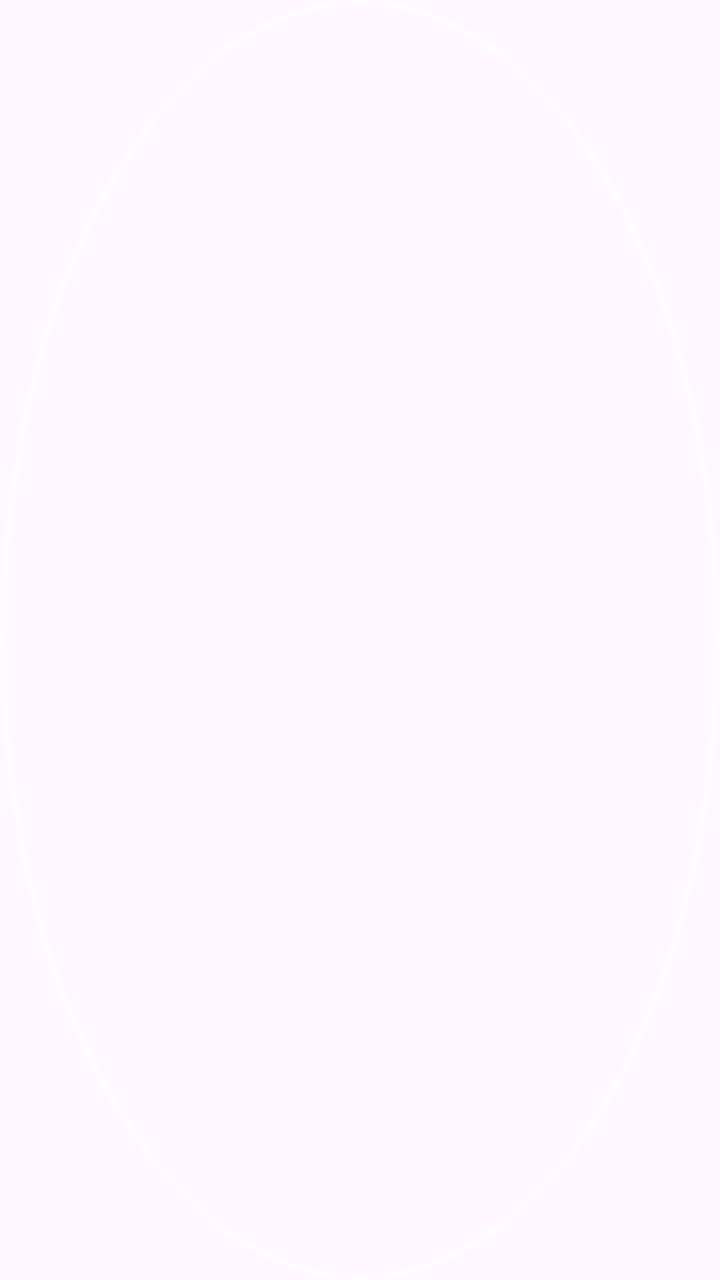
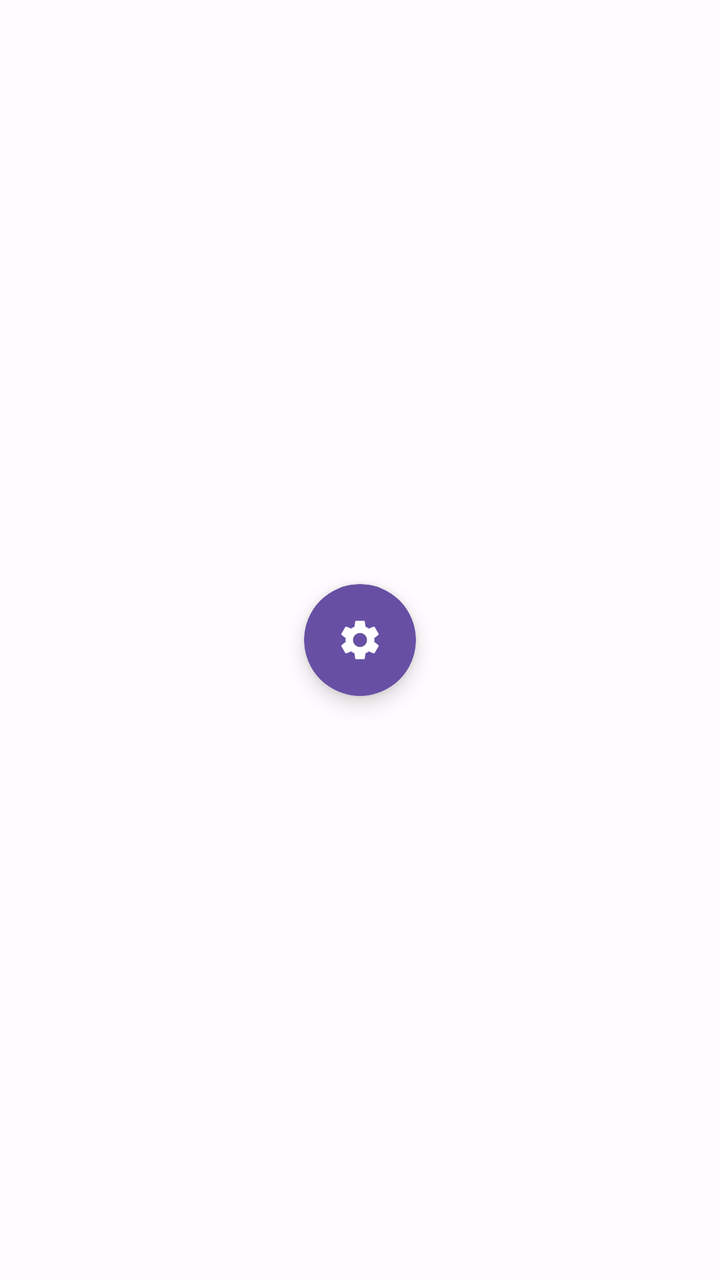

An Android layout rendered at two revisions. The XML below is the earlier revision; the diff shows what the commit changed to produce the second picture.
<!-- AndroidManifest.xml: application theme Theme.AssistiveTouch -->
<!-- res/layout/view_floating_button.xml -->
<?xml version="1.0" encoding="utf-8"?>
<FrameLayout xmlns:android="http://schemas.android.com/apk/res/android"
    android:layout_width="56dp"
    android:layout_height="56dp"
    android:background="@android:color/transparent"
    android:foreground="?attr/selectableItemBackgroundBorderless">

    <View
        android:id="@+id/floatingButtonCore"
        android:layout_width="match_parent"
        android:layout_height="match_parent"
        android:background="@drawable/bg_floating_button" />

</FrameLayout>
<!-- resources referenced by this layout -->
<resources>
  <!-- drawable bg_floating_button (drawable) -->
  <?xml version="1.0" encoding="utf-8"?>
  <shape xmlns:android="http://schemas.android.com/apk/res/android"
      android:shape="oval">
      <size
          android:width="56dp"
          android:height="56dp" />
  
      
      <solid android:color="#00000000" />
  
      <stroke
          android:width="3dp"
          android:color="#80FFFFFF" />
  
      <padding
          android:left="2dp"
          android:top="2dp"
          android:right="2dp"
          android:bottom="2dp" />
  </shape>
  <style name="Theme.AssistiveTouch" parent="Theme.Material3.DayNight.NoActionBar">
          <item name="colorPrimary">@color/teal_200</item>
          <item name="colorOnPrimary">@android:color/white</item>
          <item name="colorSecondary">@color/purple_500</item>
          <item name="android:statusBarColor">@android:color/transparent</item>
          <item name="android:navigationBarColor">@android:color/black</item>
      </style>
  <color name="teal_200">#03DAC5</color>
  <color name="purple_500">#6200EE</color>
</resources>

<!-- the commit's change to res/layout/view_floating_button.xml (unified diff, before → after) -->
@@ -1,14 +1,32 @@
 <?xml version="1.0" encoding="utf-8"?>
 <FrameLayout xmlns:android="http://schemas.android.com/apk/res/android"
-    android:layout_width="56dp"
-    android:layout_height="56dp"
+    xmlns:app="http://schemas.android.com/apk/res-auto"
+    android:id="@+id/floatingButtonContainer"
+    android:layout_width="wrap_content"
+    android:layout_height="wrap_content"
     android:background="@android:color/transparent"
-    android:foreground="?attr/selectableItemBackgroundBorderless">
+    android:elevation="8dp"
+    android:translationZ="8dp">
 
-    <View
+    <com.google.android.material.card.MaterialCardView
         android:id="@+id/floatingButtonCore"
-        android:layout_width="match_parent"
-        android:layout_height="match_parent"
-        android:background="@drawable/bg_floating_button" />
+        android:layout_width="56dp"
+        android:layout_height="56dp"
+        android:layout_gravity="center"
+        app:cardElevation="6dp"
+        app:cardCornerRadius="28dp"
+        app:cardBackgroundColor="?attr/colorPrimary"
+        android:clickable="false"
+        android:focusable="false">
+        
+        <ImageView
+            android:layout_width="24dp"
+            android:layout_height="24dp"
+            android:layout_gravity="center"
+            android:src="@drawable/ic_settings"
+            android:tint="?attr/colorOnPrimary"
+            android:clickable="false"
+            android:focusable="false" />
+    </com.google.android.material.card.MaterialCardView>
 
 </FrameLayout>
<!-- resource entries referenced after the edit -->
@@ -1,34 +1,92 @@
 <!-- resources referenced by this layout -->
 <resources>
-  <!-- drawable bg_floating_button (drawable) -->
+  <!-- drawable ic_settings (drawable) -->
   <?xml version="1.0" encoding="utf-8"?>
-  <shape xmlns:android="http://schemas.android.com/apk/res/android"
-      android:shape="oval">
-      <size
-          android:width="56dp"
-          android:height="56dp" />
-  
-      
-      <solid android:color="#00000000" />
-  
-      <stroke
-          android:width="3dp"
-          android:color="#80FFFFFF" />
-  
-      <padding
-          android:left="2dp"
-          android:top="2dp"
-          android:right="2dp"
-          android:bottom="2dp" />
-  </shape>
+  <vector xmlns:android="http://schemas.android.com/apk/res/android"
+      android:width="24dp"
+      android:height="24dp"
+      android:viewportWidth="24"
+      android:viewportHeight="24">
+      <path
+          android:fillColor="@android:color/white"
+          android:pathData="M19.14,12.94c0.04,-0.31 0.06,-0.63 0.06,-0.94s-0.02,-0.63 -0.06,-0.94l2.03,-1.58c0.18,-0.14 0.23,-0.41 0.12,-0.61l-1.92,-3.32c-0.12,-0.21 -0.37,-0.3 -0.6,-0.22l-2.39,0.96c-0.5,-0.38 -1.03,-0.7 -1.62,-0.94L14.4,2.81C14.37,2.58 14.18,2.41 13.95,2.41h-3.9c-0.23,0 -0.42,0.17 -0.45,0.4L9.24,5.35C8.65,5.59 8.12,5.91 7.62,6.29L5.23,5.33c-0.22,-0.09 -0.48,0.01 -0.6,0.22L2.71,8.87C2.59,9.08 2.64,9.35 2.82,9.49l2.03,1.58C4.81,11.37 4.79,11.69 4.79,12s0.02,0.63 0.06,0.94l-2.03,1.58c-0.18,0.14 -0.23,0.41 -0.12,0.61l1.92,3.32c0.12,0.21 0.37,0.3 0.6,0.22l2.39,-0.96c0.5,0.38 1.03,0.7 1.62,0.94l0.36,2.54c0.03,0.23 0.22,0.4 0.45,0.4h3.9c0.23,0 0.42,-0.17 0.45,-0.4l0.36,-2.54c0.59,-0.24 1.12,-0.56 1.62,-0.94l2.39,0.96c0.23,0.09 0.48,-0.01 0.6,-0.22l1.92,-3.32c0.12,-0.21 0.07,-0.47 -0.12,-0.61l-2.03,-1.58zM12,15.5c-1.93,0 -3.5,-1.57 -3.5,-3.5s1.57,-3.5 3.5,-3.5 3.5,1.57 3.5,3.5 -1.57,3.5 -3.5,3.5z" />
+  </vector>
   <style name="Theme.AssistiveTouch" parent="Theme.Material3.DayNight.NoActionBar">
-          <item name="colorPrimary">@color/teal_200</item>
-          <item name="colorOnPrimary">@android:color/white</item>
-          <item name="colorSecondary">@color/purple_500</item>
+          
+          <item name="colorPrimary">@color/primary</item>
+          <item name="colorOnPrimary">@color/on_primary</item>
+          <item name="colorPrimaryContainer">@color/primary_container</item>
+          <item name="colorOnPrimaryContainer">@color/on_primary_container</item>
+          
+          
+          <item name="colorSecondary">@color/secondary</item>
+          <item name="colorOnSecondary">@color/on_secondary</item>
+          <item name="colorSecondaryContainer">@color/secondary_container</item>
+          <item name="colorOnSecondaryContainer">@color/on_secondary_container</item>
+          
+          
+          <item name="colorTertiary">@color/tertiary</item>
+          <item name="colorOnTertiary">@color/on_tertiary</item>
+          <item name="colorTertiaryContainer">@color/tertiary_container</item>
+          <item name="colorOnTertiaryContainer">@color/on_tertiary_container</item>
+          
+          
+          <item name="colorError">@color/error</item>
+          <item name="colorOnError">@color/on_error</item>
+          <item name="colorErrorContainer">@color/error_container</item>
+          <item name="colorOnErrorContainer">@color/on_error_container</item>
+          
+          
+          <item name="colorSurface">@color/surface</item>
+          <item name="colorOnSurface">@color/on_surface</item>
+          <item name="colorSurfaceVariant">@color/surface_variant</item>
+          <item name="colorOnSurfaceVariant">@color/on_surface_variant</item>
+          
+          
+          <item name="android:colorBackground">@color/background</item>
+          <item name="colorOnBackground">@color/on_background</item>
+          
+          
+          <item name="colorOutline">@color/outline</item>
+          <item name="colorOutlineVariant">@color/outline_variant</item>
+          
+          
           <item name="android:statusBarColor">@android:color/transparent</item>
-          <item name="android:navigationBarColor">@android:color/black</item>
+          <item name="android:navigationBarColor">@android:color/transparent</item>
+          <item name="android:windowLightStatusBar" tools:targetApi="m">true</item>
+          <item name="android:windowLightNavigationBar" tools:targetApi="o_mr1">true</item>
+          
+          
+          <item name="materialCardViewStyle">@style/CardView.Material3</item>
       </style>
-  <color name="teal_200">#03DAC5</color>
-  <color name="purple_500">#6200EE</color>
+  <color name="primary">#6750A4</color>
+  <color name="on_primary">#FFFFFF</color>
+  <color name="primary_container">#EADDFF</color>
+  <color name="on_primary_container">#21005D</color>
+  <color name="secondary">#625B71</color>
+  <color name="on_secondary">#FFFFFF</color>
+  <color name="secondary_container">#E8DEF8</color>
+  <color name="on_secondary_container">#1D192B</color>
+  <color name="tertiary">#7D5260</color>
+  <color name="on_tertiary">#FFFFFF</color>
+  <color name="tertiary_container">#FFD8E4</color>
+  <color name="on_tertiary_container">#31111D</color>
+  <color name="error">#BA1A1A</color>
+  <color name="on_error">#FFFFFF</color>
+  <color name="error_container">#FFDAD6</color>
+  <color name="on_error_container">#410002</color>
+  <color name="surface">#FFFBFE</color>
+  <color name="on_surface">#1C1B1F</color>
+  <color name="surface_variant">#E7E0EC</color>
+  <color name="on_surface_variant">#49454F</color>
+  <color name="background">#FFFBFE</color>
+  <color name="on_background">#1C1B1F</color>
+  <color name="outline">#79747E</color>
+  <color name="outline_variant">#CAC4D0</color>
+  <style name="CardView.Material3" parent="Widget.Material3.CardView.Elevated">
+          <item name="cardElevation">2dp</item>
+          <item name="cardCornerRadius">16dp</item>
+          <item name="cardBackgroundColor">@color/surface</item>
+      </style>
 </resources>
 
